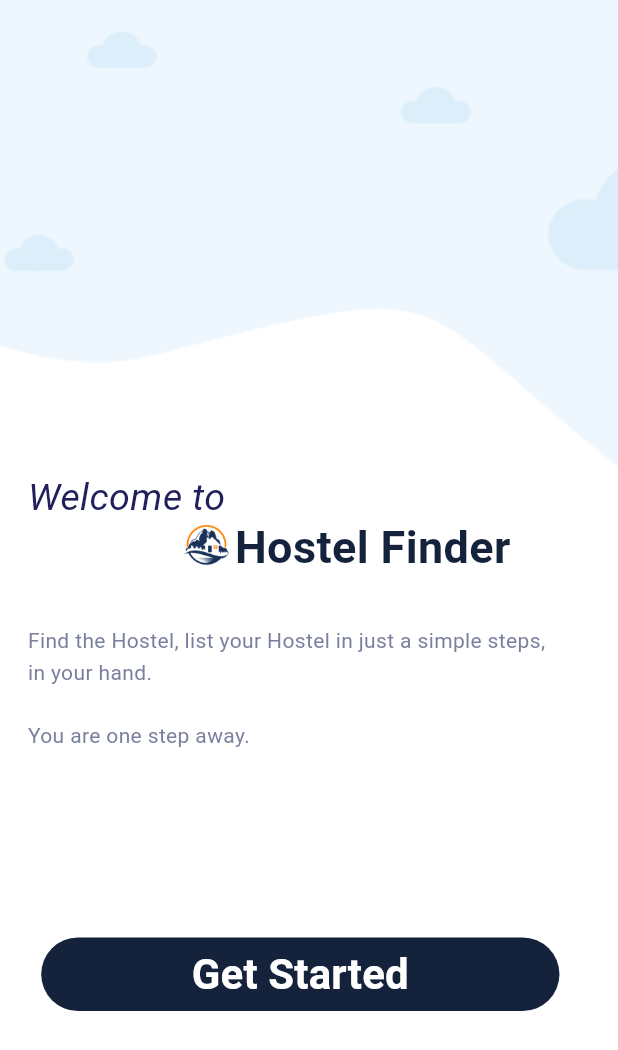
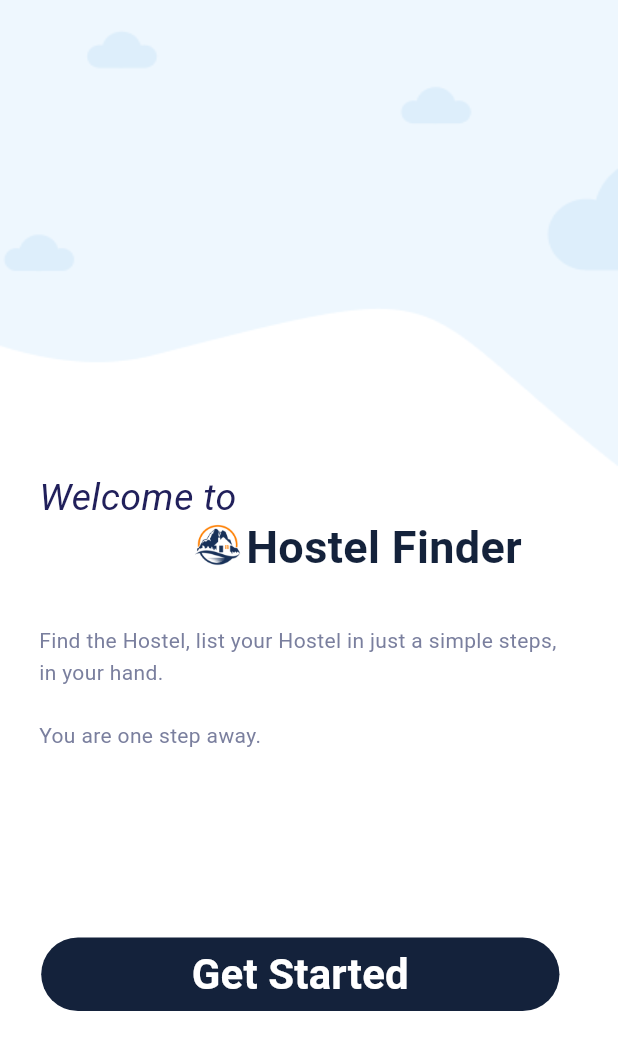
Before and after one commit to dipeshrawal/Hostel_Finder, a Flutter app: the screen it shows after launch, on a phone screen of 412 x 824 dp. Shown: the top 1050 px of the screen. Run offline on Flutter 3.47's test engine with Material 3 defaults, Android fonts, the phone set to English and light mode, and no system bars; our stand-ins replace cloud_firestore, firebase_auth, firebase_core, get, icons_plus, pinput; accounts and stored records are empty; Roboto replaces fonts that are missing (ABeeZee, Hind, Hind Jalandhar).

Commit message:
dipesh update

```diff
--- a/lib/Welcome_Page.dart
+++ b/lib/Welcome_Page.dart
@@ -37,9 +37,9 @@ class welcomepage_state extends State<Welcome_Page>{
                   ),
                 ),
               ),
-              Center(
-                child: Padding(
-                  padding: const EdgeInsets.only(left:5, right: 20),
+              Padding(
+                padding: const EdgeInsets.only(left:20, right: 20),
+                child: Center(
                     child: Positioned(
                       bottom: 305,
                       left: 35,
```
Lines whose indentation alone changed are shown as unchanged.
